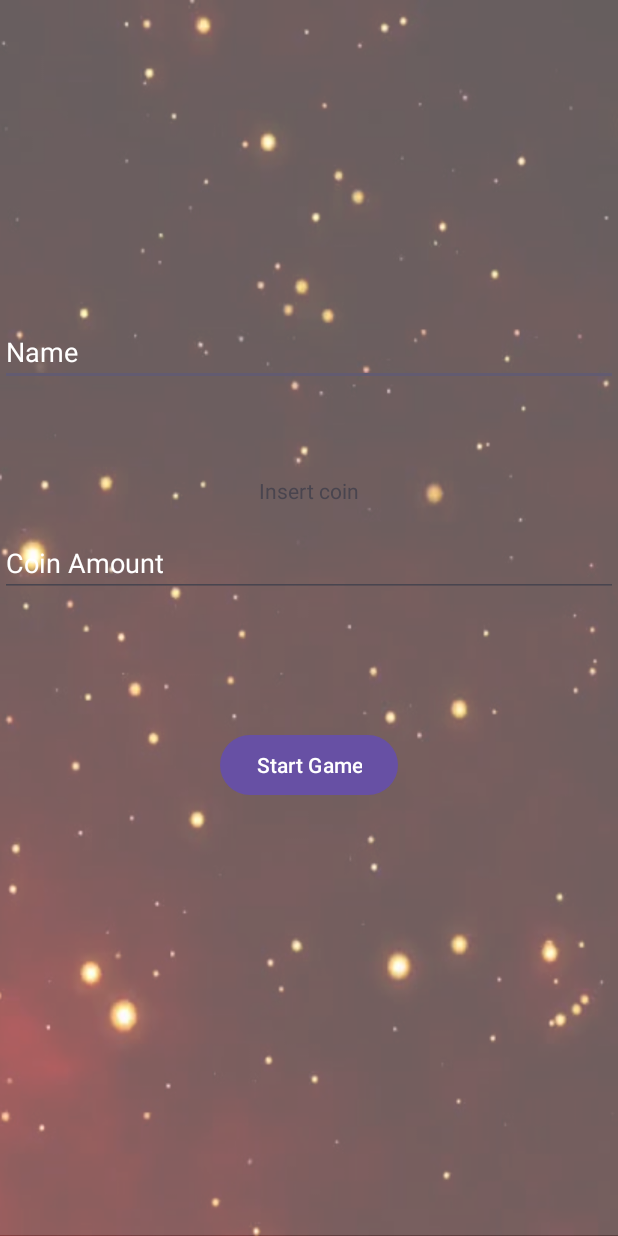
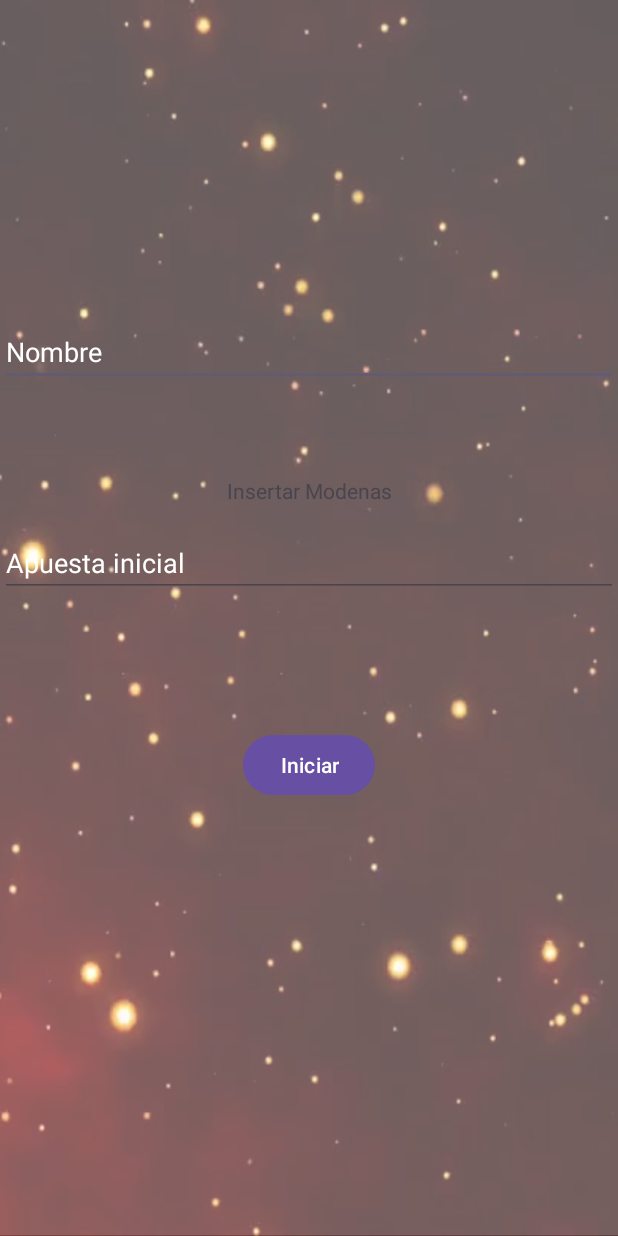
Before and after one commit to angiehelensanchez/CodeAppsvs01, an Android app: the screen it shows after launch (StartActivity), on a phone screen of 412 x 824 dp. Run offline under Robolectric (Android 15) with nearby library versions, the phone set to English and light mode, and no system bars.

Commit message:
Ajustes visual activity_start

```diff
--- a/app/src/main/res/values/strings.xml
+++ b/app/src/main/res/values/strings.xml
@@ -1,10 +1,10 @@
 <resources>
-    <string name="app_name">CodeAppsvs01</string>
+    <string name="app_name">CodeApps</string>
 
-    <string name="player_name_hint">Name</string>
-    <string name="insert_coin">Insert coin</string>
-    <string name="coin_amount_hint">Coin Amount</string>
-    <string name="start_game">Start Game</string>
-    <string name="coin_amount">Monedas: %1$d</string>
+    <string name="player_name_hint">Nombre</string>
+    <string name="insert_coin">Insertar Modenas</string>
+    <string name="coin_amount_hint">Apuesta inicial</string>
+    <string name="start_game">Iniciar</string>
+    <string name="coin_amount">%1$d</string>
 
 </resources>
```
